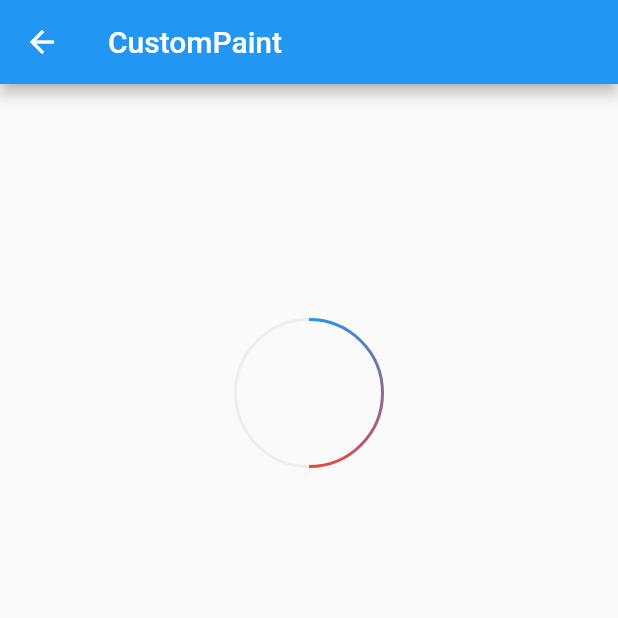
After one commit to LaelLuo/flutter_demo, a Flutter app: the CustomPaintPage screen opened by its route, on a phone screen of 412 x 824 dp, the top half of it. The commit adds this screen. Run offline on Flutter 3.47's test engine with Material 2 defaults, Android fonts, the phone set to English and light mode, and no system bars; missing offline and left inert: flutter_picker.

Commit message:
新增: 自定义渐变进度条

```diff
--- /dev/null
+++ b/lib/pages/custom_paint/page.dart
@@ -0,0 +1,29 @@
+import 'package:flutter/material.dart';
+import 'package:flutter_picker_demo/core/base/base_widget.dart';
+import 'package:flutter_picker_demo/pages/custom_paint/widgets/gradient_circular_progress_indicator.dart';
+
+class CustomPaintPage extends BaseStatefulWidget {
+  @override
+  _CustomPaintPageState createState() => _CustomPaintPageState();
+
+  @override
+  String get routerName => "customPaint";
+}
+
+class _CustomPaintPageState extends State<CustomPaintPage> {
+  @override
+  Widget build(BuildContext context) {
+    return Scaffold(
+      appBar: AppBar(title: Text(widget.title)),
+      body: ListView(
+        children: <Widget>[
+          GradientCircularProgressIndicator(
+            colors: [Colors.blue,Colors.red],
+            radius: 50,
+            value: 0.5,
+          ),
+        ],
+      ),
+    );
+  }
+}
--- /dev/null
+++ b/lib/pages/custom_paint/widgets/gradient_circular_progress_indicator.dart
@@ -0,0 +1,136 @@
+import 'dart:math';
+import 'package:flutter/material.dart';
+
+class GradientCircularProgressIndicator extends StatelessWidget {
+  GradientCircularProgressIndicator({
+    this.strokeWidth = 2.0,
+    @required this.radius,
+    @required this.colors,
+    this.stops,
+    this.strokeCapRound = false,
+    this.backgroundColor = const Color(0xFFEEEEEE),
+    this.totalAngle = 2 * pi,
+    this.value,
+  });
+
+  ///粗细
+  final double strokeWidth;
+
+  /// 圆的半径
+  final double radius;
+
+  ///两端是否为圆角
+  final bool strokeCapRound;
+
+  /// 当前进度，取值范围 [0.0-1.0]
+  final double value;
+
+  /// 进度条背景色
+  final Color backgroundColor;
+
+  /// 进度条的总弧度，2*PI为整圆，小于2*PI则不是整圆
+  final double totalAngle;
+
+  /// 渐变色数组
+  final List<Color> colors;
+
+  /// 渐变色的终止点，对应colors属性
+  final List<double> stops;
+
+  @override
+  Widget build(BuildContext context) {
+    double _offset = .0;
+    // 如果两端为圆角，则需要对起始位置进行调整，否则圆角部分会偏离起始位置
+    // 下面调整的角度的计算公式是通过数学几何知识得出，读者有兴趣可以研究一下为什么是这样
+    if (strokeCapRound) {
+      _offset = asin(strokeWidth / (radius * 2 - strokeWidth));
+    }
+    var _colors = colors;
+    if (_colors == null) {
+      Color color = Theme.of(context).accentColor;
+      _colors = [color, color];
+    }
+    return Transform.rotate(
+      angle: -pi / 2.0 - _offset,
+      child: CustomPaint(
+          size: Size.fromRadius(radius),
+          painter: _GradientCircularProgressPainter(
+            strokeWidth: strokeWidth,
+            strokeCapRound: strokeCapRound,
+            backgroundColor: backgroundColor,
+            value: value,
+            total: totalAngle,
+            radius: radius,
+            colors: _colors,
+          )),
+    );
+  }
+}
+
+//实现画笔
+class _GradientCircularProgressPainter extends CustomPainter {
+  _GradientCircularProgressPainter({
+    this.strokeWidth: 10.0,
+    this.strokeCapRound: false,
+    this.backgroundColor = const Color(0xFFEEEEEE),
+    this.radius,
+    this.total = 2 * pi,
+    @required this.colors,
+    this.stops,
+    this.value,
+  });
+
+  final double strokeWidth;
+  final bool strokeCapRound;
+  final double value;
+  final Color backgroundColor;
+  final List<Color> colors;
+  final double total;
+  final double radius;
+  final List<double> stops;
+
+  @override
+  void paint(Canvas canvas, Size size) {
+    if (radius != null) {
+      size = Size.fromRadius(radius);
+    }
+    double _offset = strokeWidth / 2.0;
+    double _value = (value ?? .0);
+    _value = _value.clamp(.0, 1.0) * total;
+    double _start = .0;
+
+    if (strokeCapRound) {
+      _start = asin(strokeWidth / (size.width - strokeWidth));
+    }
+
+    Rect rect = Offset(_offset, _offset) &
+        Size(size.width - strokeWidth, size.height - strokeWidth);
+
+    var paint = Paint()
+      ..strokeCap = strokeCapRound ? StrokeCap.round : StrokeCap.butt
+      ..style = PaintingStyle.stroke
+      ..isAntiAlias = true
+      ..strokeWidth = strokeWidth;
+
+    // 先画背景
+    if (backgroundColor != Colors.transparent) {
+      paint.color = backgroundColor;
+      canvas.drawArc(rect, _start, total, false, paint);
+    }
+
+    // 再画前景，应用渐变
+    if (_value > 0) {
+      paint.shader = SweepGradient(
+        startAngle: 0.0,
+        endAngle: _value,
+        colors: colors,
+        stops: stops,
+      ).createShader(rect);
+
+      canvas.drawArc(rect, _start, _value, false, paint);
+    }
+  }
+
+  @override
+  bool shouldRepaint(CustomPainter oldDelegate) => true;
+}
--- a/lib/routers.dart
+++ b/lib/routers.dart
@@ -1,5 +1,6 @@
 import 'package:flutter/widgets.dart';
 import 'package:flutter_picker_demo/pages/counter/page.dart';
+import 'package:flutter_picker_demo/pages/custom_paint/page.dart';
 import 'package:flutter_picker_demo/pages/home/page.dart';
 import 'package:flutter_picker_demo/pages/picker/page.dart';
 import 'package:flutter_picker_demo/pages/transform/page.dart';
@@ -9,6 +10,7 @@ var routers = <dynamic>[
   CounterPage(),
   PickerPage(),
   TransformPage(),
+  CustomPaintPage(),
 ];
 
 Map<String, WidgetBuilder> get routerMap {
```
Also changed, not shown: lib/pages/transform/page.dart (+1 -132 lines), lib/pages/transform/widgets/main_list_item.dart (added, +133 -0 lines).
